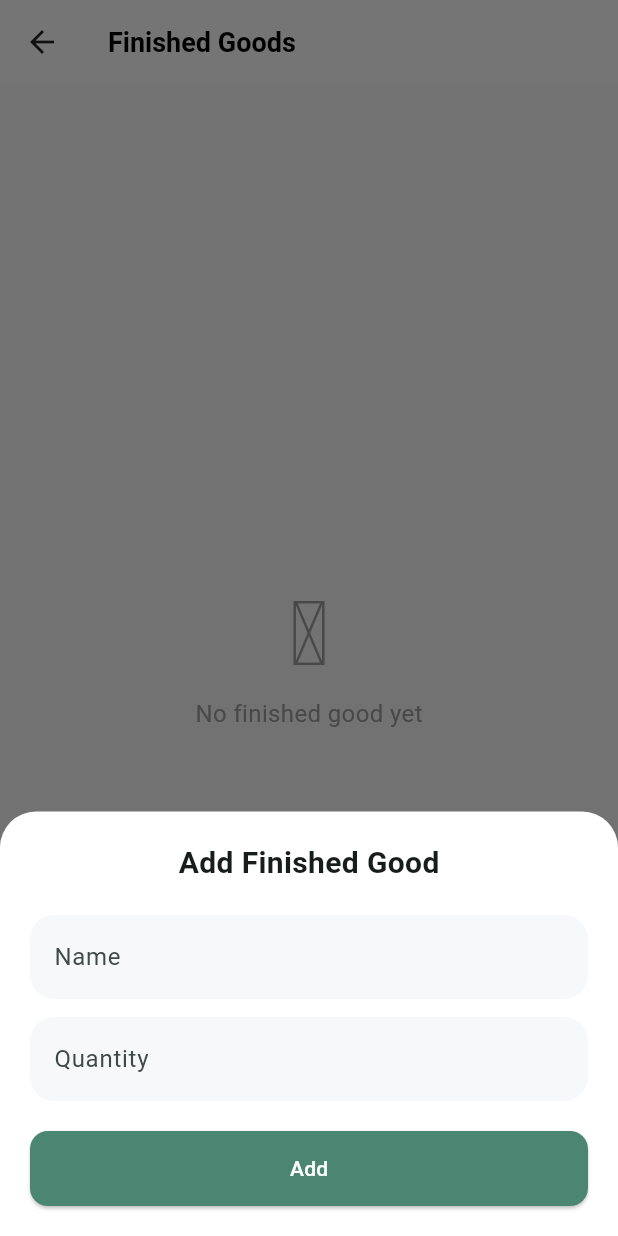
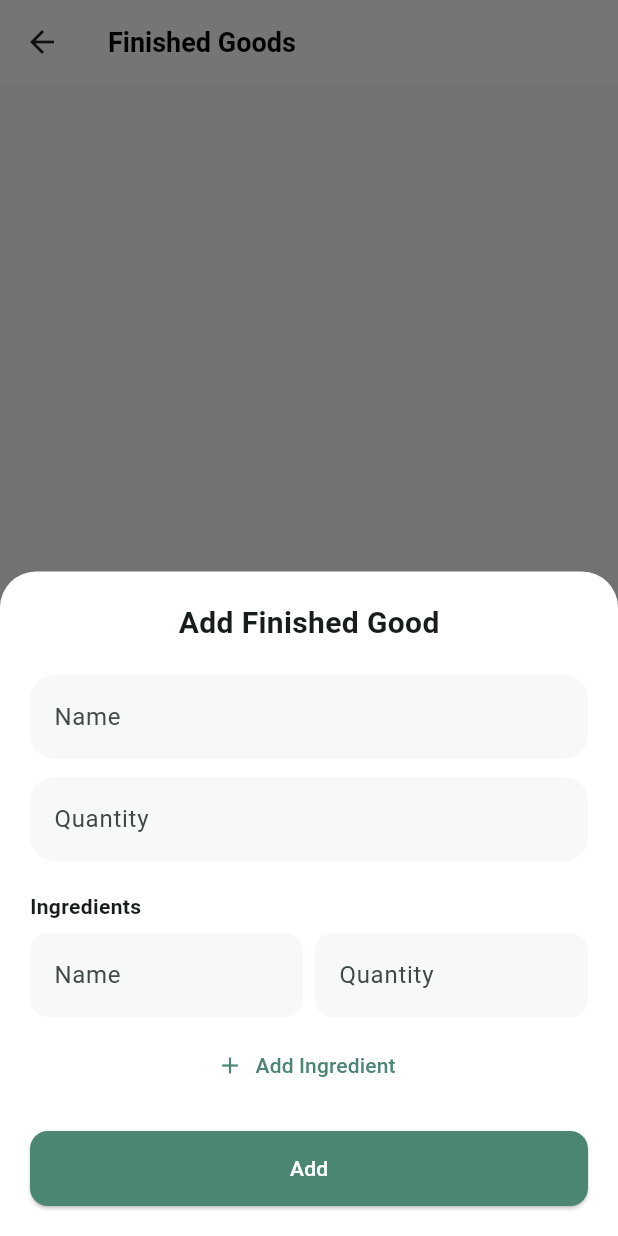
Before and after one commit to RheillyAguilar/sipmytea, a Flutter app: the FinishedPage screen opened directly, after a tap on the "add" icon, on a phone screen of 412 x 824 dp. Run offline on Flutter 3.47's test engine with Material 3 defaults, Android fonts, the phone set to English and light mode, and no system bars; our stand-ins replace cloud_firestore, firebase_core, flutter_slidable, iconsax, pdf, printing and 1 more; accounts and stored records are empty.

Commit message:
add a ingredient and quantity for finished good

```diff
--- a/lib/page/finished_page.dart
+++ b/lib/page/finished_page.dart
@@ -18,6 +18,9 @@ class _FinishedPageState extends State<FinishedPage> {
 void _showAddFinishedGoodModal() {
   final TextEditingController nameController = TextEditingController();
   final TextEditingController quantityController = TextEditingController();
+  List<MapEntry<TextEditingController, TextEditingController>> ingredientControllers = [
+    MapEntry(TextEditingController(), TextEditingController())
+  ];
 
   showModalBottomSheet(
     context: context,
@@ -27,6 +30,8 @@ class _FinishedPageState extends State<FinishedPage> {
       borderRadius: BorderRadius.vertical(top: Radius.circular(24)),
     ),
     builder: (context) {
+      return StatefulBuilder(
+        builder: (context, setState) {
           return Padding(
             padding: EdgeInsets.only(
               top: 20,
@@ -34,6 +39,7 @@ class _FinishedPageState extends State<FinishedPage> {
               right: 20,
               bottom: MediaQuery.of(context).viewInsets.bottom + 20,
             ),
+            child: SingleChildScrollView(
               child: Column(
                 mainAxisSize: MainAxisSize.min,
                 children: [
@@ -69,31 +75,113 @@ class _FinishedPageState extends State<FinishedPage> {
                     ),
                   ),
                   const SizedBox(height: 20),
+                  const Align(
+                    alignment: Alignment.centerLeft,
+                    child: Text('Ingredients', style: TextStyle(fontWeight: FontWeight.bold)),
+                  ),
+                  const SizedBox(height: 8),
+                  ...ingredientControllers.asMap().entries.map((entry) {
+                    int index = entry.key;
+                    TextEditingController nameCtrl = entry.value.key;
+                    TextEditingController qtyCtrl = entry.value.value;
+                    return Row(
+                      children: [
+                        Expanded(
+                          child: Padding(
+                            padding: const EdgeInsets.only(right: 4, bottom: 8),
+                            child: TextField(
+                              controller: nameCtrl,
+                              decoration: InputDecoration(
+                                labelText: 'Name',
+                                filled: true,
+                                fillColor: Color(0xFFF7F8FA),
+                                border: OutlineInputBorder(
+                                  borderRadius: BorderRadius.circular(12),
+                                  borderSide: BorderSide.none,
+                                ),
+                              ),
+                            ),
+                          ),
+                        ),
+                        Expanded(
+                          child: Padding(
+                            padding: const EdgeInsets.only(left: 4, bottom: 8),
+                            child: TextField(
+                              controller: qtyCtrl,
+                              keyboardType: TextInputType.number,
+                              decoration: InputDecoration(
+                                labelText: 'Quantity',
+                                filled: true,
+                                fillColor: Color(0xFFF7F8FA),
+                                border: OutlineInputBorder(
+                                  borderRadius: BorderRadius.circular(12),
+                                  borderSide: BorderSide.none,
+                                ),
+                              ),
+                            ),
+                          ),
+                        ),
+                        if (ingredientControllers.length > 1)
+                          IconButton(
+                            icon: const Icon(Icons.remove_circle, color: Colors.red),
+                            onPressed: () {
+                              setState(() {
+                                ingredientControllers.removeAt(index);
+                              });
+                            },
+                          ),
+                      ],
+                    );
+                  }),
+                  TextButton.icon(
+                    onPressed: () {
+                      setState(() {
+                        ingredientControllers.add(
+                          MapEntry(TextEditingController(), TextEditingController()),
+                        );
+                      });
+                    },
+                    icon: const Icon(Icons.add, color: Color(0xFF4B8673)),
+                    label: const Text('Add Ingredient', style: TextStyle(color: Color(0xFF4B8673))),
+                  ),
+                  const SizedBox(height: 20),
                   ElevatedButton(
                     onPressed: () async {
                       String name = nameController.text.trim();
                       String quantity = quantityController.text.trim();
 
-                  if (name.isEmpty || quantity.isEmpty) {
+                      if (name.isEmpty || quantity.isEmpty || ingredientControllers.any((pair) => pair.key.text.trim().isEmpty || pair.value.text.trim().isEmpty)) {
                         Navigator.pop(context);
                         ScaffoldMessenger.of(context).showSnackBar(
-                      const SnackBar(
-                        content: Text('Please fill in all fields'),
-                      ),
+                          const SnackBar(content: Text('Please fill in all fields')),
                         );
                         return;
                       }
 
                       try {
                         int qty = int.tryParse(quantity) ?? 0;
+                        List<Map<String, dynamic>> ingredients = ingredientControllers.map((pair) {
+                          return {
+                            'name': pair.key.text.trim(),
+                            'quantity': int.tryParse(pair.value.text.trim()) ?? 0,
+                          };
+                        }).toList();
 
                         final docRef = finishedGoodsRef.doc(name);
                         final docSnapshot = await docRef.get();
+
                         if (docSnapshot.exists) {
                           int currentQty = docSnapshot['quantity'] ?? 0;
-                      await docRef.update({'quantity': currentQty + qty});
+                          await docRef.update({
+                            'quantity': currentQty + qty,
+                            'ingredients': ingredients,
+                          });
                         } else {
-                      await docRef.set({'name': name, 'quantity': qty});
+                          await docRef.set({
+                            'name': name,
+                            'quantity': qty,
+                            'ingredients': ingredients,
+                          });
                         }
 
                         Navigator.pop(context);
@@ -115,10 +203,14 @@ class _FinishedPageState extends State<FinishedPage> {
                   ),
                 ],
               ),
+            ),
+          );
+        },
       );
     },
   );
 }
+
 
   @override
   Widget build(BuildContext context) {
@@ -174,7 +266,32 @@ class _FinishedPageState extends State<FinishedPage> {
                     item.id,
                     style: TextStyle(fontWeight: FontWeight.bold),
                   ),
-                  subtitle: Text('Quantity: ${item['quantity']}'),
+                 subtitle: Column(
+  crossAxisAlignment: CrossAxisAlignment.start,
+  children: [
+    Text('Quantity: ${item['quantity']}'),
+    const SizedBox(height: 4),
+    if (item['ingredients'] != null && item['ingredients'] is List)
+      Column(
+        crossAxisAlignment: CrossAxisAlignment.start,
+        children: [
+          Text(
+            (item['ingredients'] as List).length == 1 ? 'Ingredient:' : 'Ingredients:',
+            style: const TextStyle(fontSize: 12, fontWeight: FontWeight.bold),
+          ),
+          ...List<Widget>.from((item['ingredients'] as List).map((ingredient) {
+            return Text(
+              '${ingredient['name']} - ${ingredient['quantity']}',
+              style: const TextStyle(fontSize: 12),
+            );
+          })),
+        ],
+      ),
+  ],
+),
+
+
+
                 ),
               );
             },
```
Lines whose indentation alone changed are shown as unchanged.
